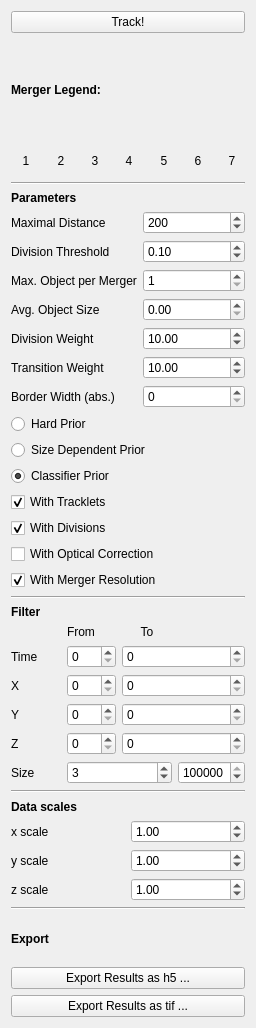
First picture: the form in ilastik/applets/tracking/conservation/drawer.ui, repository ilastik/ilastik, before the edit.
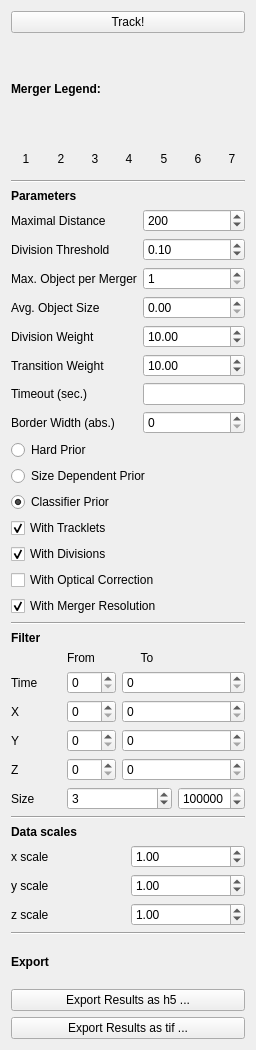
Second picture: the form after the edit.

Commit message: added cplex timeout option

Patch:
```diff
--- a/ilastik/applets/tracking/conservation/drawer.ui
+++ b/ilastik/applets/tracking/conservation/drawer.ui
@@ -7,7 +7,7 @@
     <x>0</x>
     <y>0</y>
     <width>256</width>
-    <height>1028</height>
+    <height>1050</height>
    </rect>
   </property>
   <property name="sizePolicy">
@@ -442,16 +442,26 @@
          </property>
         </widget>
        </item>
-       <item row="7" column="0">
+       <item row="8" column="0">
         <widget class="QLabel" name="label_20">
          <property name="text">
           <string>Border Width (abs.)</string>
          </property>
         </widget>
        </item>
-       <item row="7" column="1">
+       <item row="8" column="1">
         <widget class="QSpinBox" name="bordWidthBox"/>
        </item>
+       <item row="7" column="0">
+        <widget class="QLabel" name="label_21">
+         <property name="text">
+          <string>Timeout (sec.)</string>
+         </property>
+        </widget>
+       </item>
+       <item row="7" column="1">
+        <widget class="QLineEdit" name="timeoutBox"/>
+       </item>
       </layout>
      </item>
      <item>
```
The commit also changes 2 other files.
